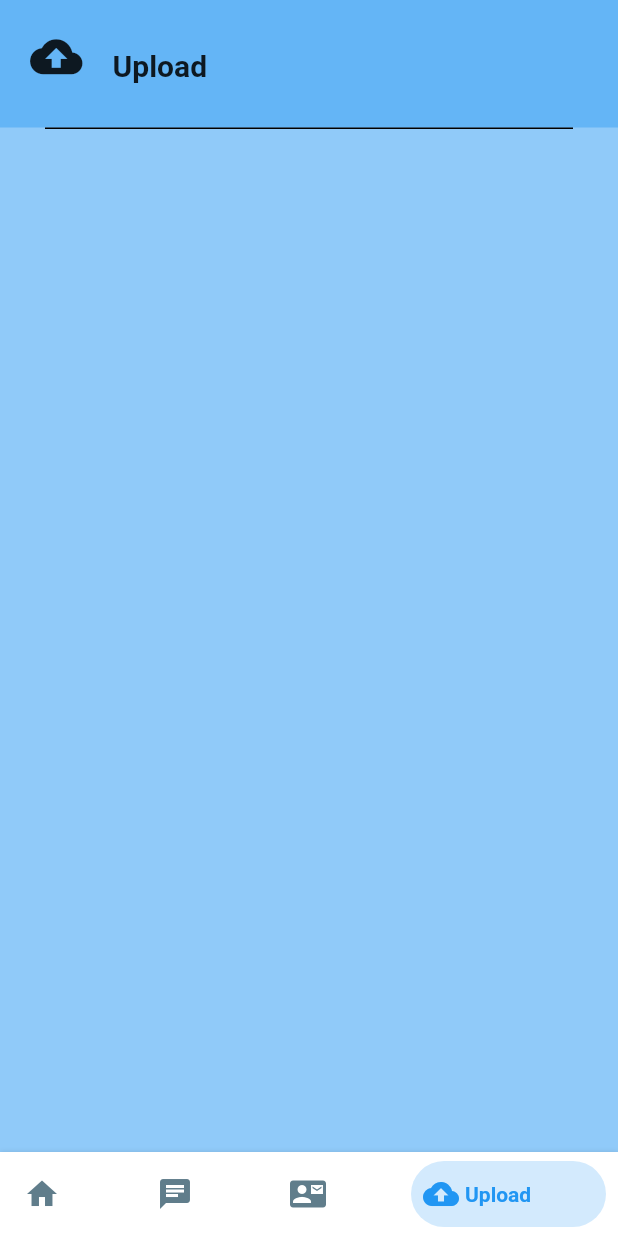
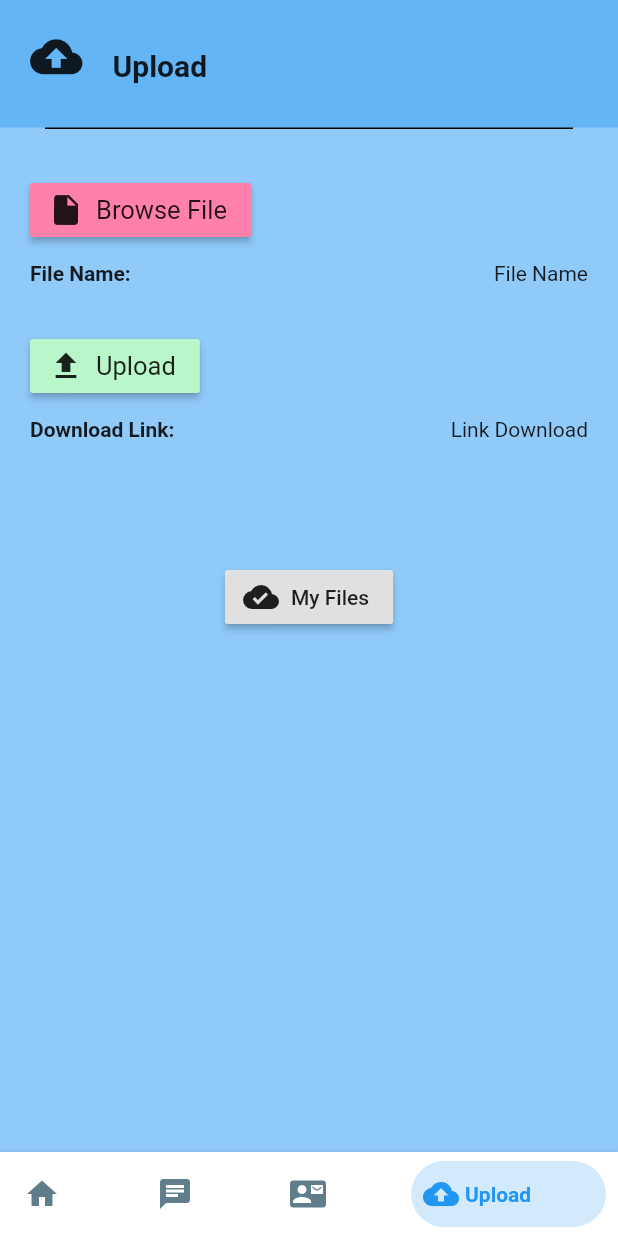
Before and after one commit to AliRn76/flutter-chatroom, a Flutter app: the screen it shows after launch, swiped to page 4, on a phone screen of 412 x 824 dp. Run offline on Flutter 3.47's test engine with Material 2 defaults, Android fonts, the phone set to English and light mode, and no system bars.

Commit message:
ready for http request for upload

```diff
--- a/lib/pages/home.dart
+++ b/lib/pages/home.dart
@@ -7,6 +7,10 @@ class Home extends StatefulWidget {
 }
 
 class _HomeState extends State<Home> {
+
+  String link_download = "Link Download";
+  String file_name = "File Name";
+
 
   int _currentIndex = 0;
   PageController _pageController;
@@ -182,6 +186,96 @@ class _HomeState extends State<Home> {
                       endIndent: 30,
                       color: Colors.black,
                     ),
+                    Padding(
+                      padding: const EdgeInsets.fromLTRB(20, 30, 0, 10),
+                      child: Row(
+                        mainAxisAlignment: MainAxisAlignment.start,
+                        children: <Widget>[
+                          RaisedButton.icon(
+                            onPressed: () {},
+                            icon: Icon(Icons.insert_drive_file),
+                            color: Colors.pinkAccent[100],
+                            label: Text(
+                              "Browse File",
+                              style: TextStyle(
+                                fontSize: 17,
+                                fontWeight: FontWeight.normal,
+                              ),
+                            ),
+                          ),
+                        ],
+                      ),
+                    ),
+                    Padding(
+                      padding: const EdgeInsets.fromLTRB(20, 0, 20, 0),
+                      child: Row(
+                        mainAxisAlignment: MainAxisAlignment.spaceBetween,
+                        children: <Widget>[
+                          Text(
+                            "File Name:",
+                            style: TextStyle(
+                              fontSize: 14,
+                              fontWeight: FontWeight.bold,
+                            ),
+                          ),
+                          Text(
+                            "$file_name",
+                            style: TextStyle(
+                              fontSize: 14,
+                              fontWeight: FontWeight.normal,
+                            ),
+                          ),
+                        ],
+                      ),
+                    ),
+                    Padding(
+                      padding: const EdgeInsets.fromLTRB(20, 30, 0, 10),
+                      child: Row(
+                        mainAxisAlignment: MainAxisAlignment.start,
+                        children: <Widget>[
+                          RaisedButton.icon(
+                            onPressed: () {},
+                            icon: Icon(Icons.file_upload),
+                            color: Colors.greenAccent[100],
+                            label: Text(
+                              "Upload",
+                              style: TextStyle(
+                                fontSize: 17,
+                                fontWeight: FontWeight.normal,
+                              ),
+                            ),
+                          ),
+                        ],
+                      ),
+                    ),
+                    Padding(
+                      padding: const EdgeInsets.fromLTRB(20, 0, 20, 0),
+                      child: Row(
+                        mainAxisAlignment: MainAxisAlignment.spaceBetween,
+                        children: <Widget>[
+                          Text(
+                            "Download Link:",
+                            style: TextStyle(
+                              fontSize: 14,
+                              fontWeight: FontWeight.bold,
+                            ),
+                          ),
+                          Text(
+                            "$link_download",
+                            style: TextStyle(
+                              fontSize: 14,
+                              fontWeight: FontWeight.normal,
+                            ),
+                          ),
+                        ],
+                      ),
+                    ),
+                    SizedBox(height: 80,),
+                    RaisedButton.icon(
+                      onPressed: () {},
+                      icon: Icon(Icons.cloud_done),
+                      label: Text("My Files")
+                    ),
                   ],
                 ),
               ),
```
